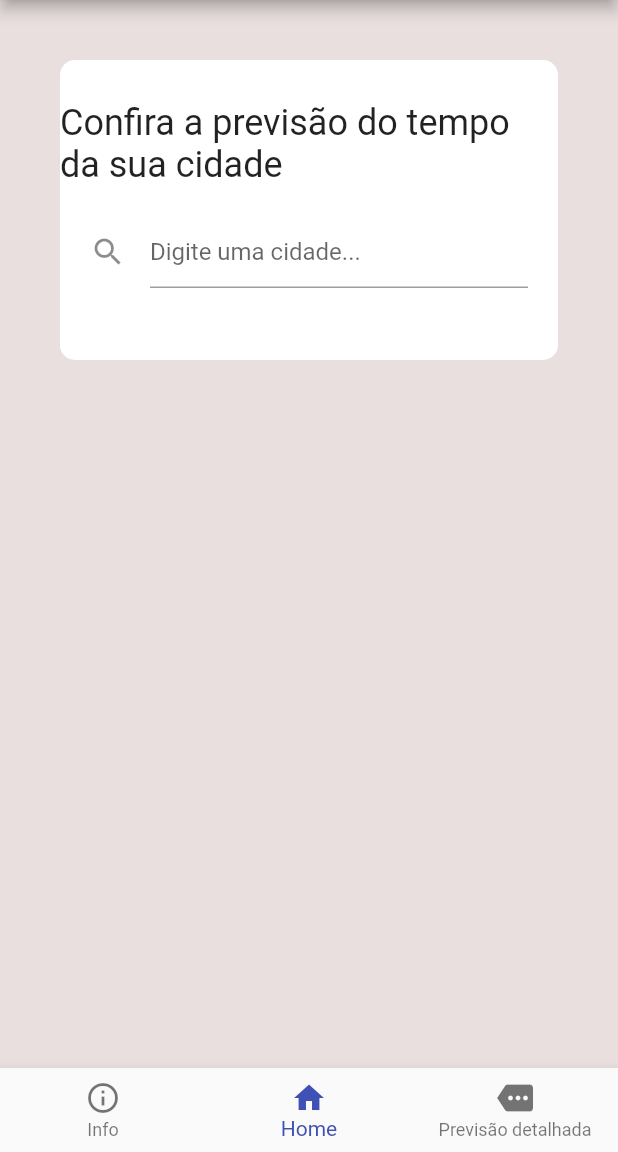
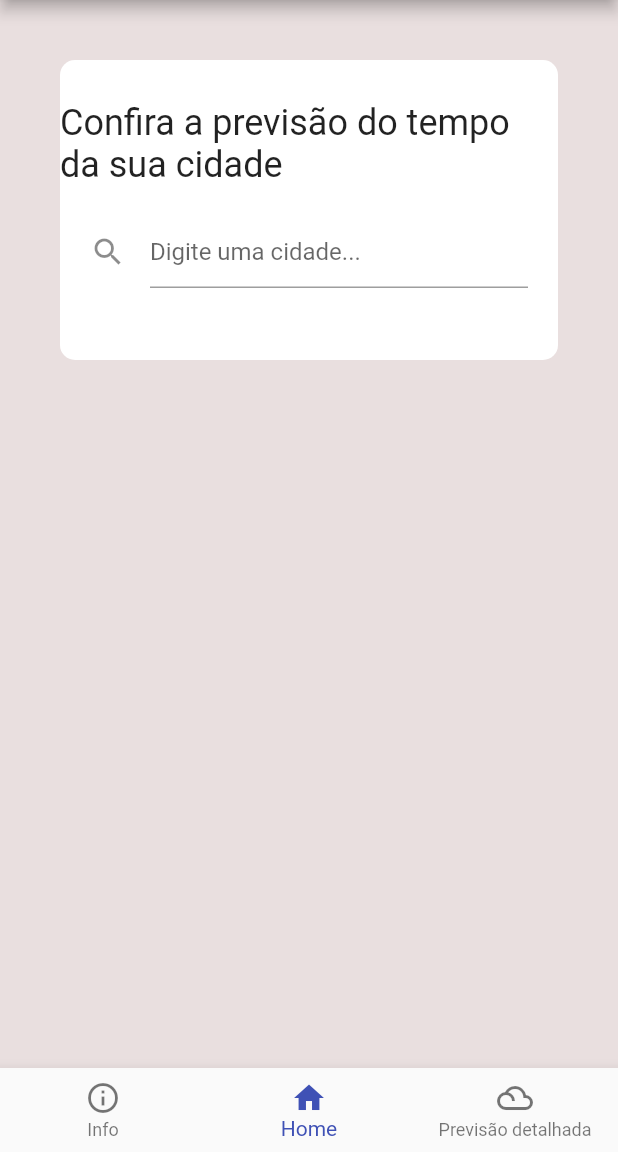
Before and after one commit to ricsjs/forecast-now-flutter, a Flutter app: the screen it shows after launch, on a phone screen of 412 x 824 dp, the part 84-1236 px from its top. Run offline on Flutter 3.47's test engine with Material 2 defaults, Android fonts, the phone set to English and light mode, and no system bars; our stand-ins replace flutter_hooks.

Commit message:
feat: changing bottom (#5)

```diff
--- a/lib/main.dart
+++ b/lib/main.dart
@@ -88,7 +88,7 @@ class NewNavBar extends HookWidget {
         BottomNavigationBarItem(label: "Info", icon: Icon(Icons.info_outline)),
         BottomNavigationBarItem(label: "Home", icon: Icon(Icons.home)),
         BottomNavigationBarItem(
-            label: "Previsão detalhada", icon: Icon(Icons.more))
+            label: "Previsão detalhada", icon: Icon(Icons.filter_drama ))
       ],
     );
   }
```
